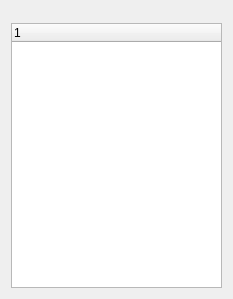
parikshitag/wavr, file src/mainwindow.ui: the form before one commit.
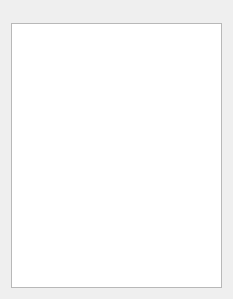
The form after the commit. Custom widgets are drawn as their Qt base class.

What changed in the file:
```diff
--- a/src/mainwindow.ui
+++ b/src/mainwindow.ui
@@ -29,11 +29,9 @@
    </item>
    <item>
     <widget class="wavrUserTreeWidget" name="tvUserList">
-     <column>
-      <property name="text">
-       <string notr="true">1</string>
-      </property>
-     </column>
+     <attribute name="headerVisible">
+      <bool>false</bool>
+     </attribute>
     </widget>
    </item>
   </layout>
```
